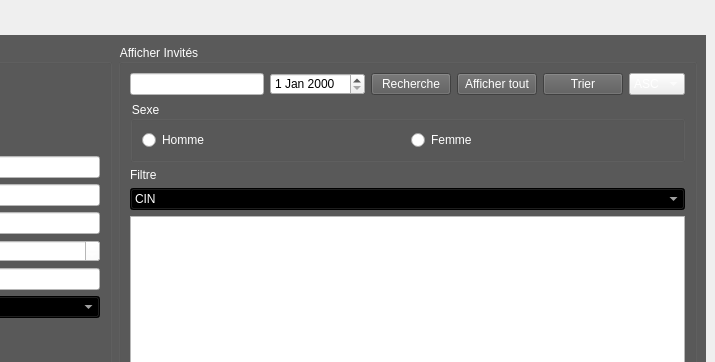
This is Dhia/mainwindow.ui in dhiaabdelli1/Wedding_planner_2A1 as Qt 5 draws it before an edit; both pictures show x 485 to 1200 and y 0 to 362 of the 1200 by 643 pixel window. The edited form follows.
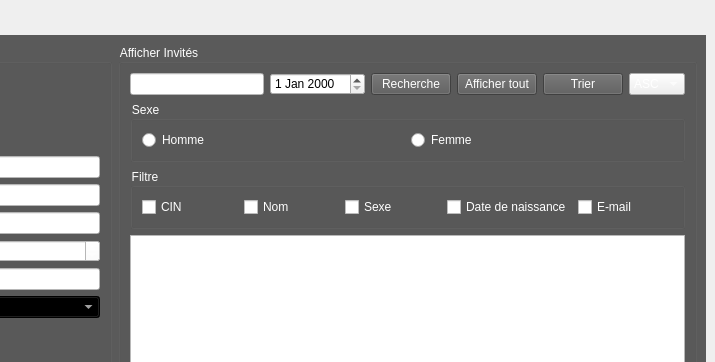
This is the edited form.

What changed in the file:
```diff
--- a/Dhia/mainwindow.ui
+++ b/Dhia/mainwindow.ui
@@ -500,45 +500,51 @@
                 </widget>
                </item>
                <item>
-                <widget class="QLabel" name="label">
-                 <property name="text">
+                <widget class="QGroupBox" name="groupBox_4">
+                 <property name="title">
                   <string>Filtre</string>
                  </property>
-                </widget>
-               </item>
+                 <layout class="QHBoxLayout" name="horizontalLayout_13">
                <item>
-                <widget class="QComboBox" name="comboBox">
-                 <property name="styleSheet">
-                  <string notr="true">QComboBox
-{
-background-color: rgb(0,0,0);
-}</string>
-                 </property>
+                   <layout class="QHBoxLayout" name="horizontalLayout_11">
                  <item>
+                     <widget class="QCheckBox" name="checkBox_cin">
                   <property name="text">
                    <string>CIN</string>
                   </property>
+                     </widget>
                  </item>
                  <item>
-                  <property name="text">
-                   <string>Sexe</string>
-                  </property>
-                 </item>
-                 <item>
-                  <property name="text">
-                   <string>Date Naissance</string>
-                  </property>
-                 </item>
-                 <item>
-                  <property name="text">
-                   <string>Combinaison</string>
-                  </property>
-                 </item>
-                 <item>
+                     <widget class="QCheckBox" name="checkBox_nom">
                   <property name="text">
                    <string>Nom</string>
                   </property>
-                 </item>
+                     </widget>
+                    </item>
+                    <item>
+                     <widget class="QCheckBox" name="checkBox_sexe">
+                      <property name="text">
+                       <string>Sexe</string>
+                      </property>
+                     </widget>
+                    </item>
+                    <item>
+                     <widget class="QCheckBox" name="checkBox_date">
+                      <property name="text">
+                       <string>Date de naissance</string>
+                      </property>
+                     </widget>
+                    </item>
+                    <item>
+                     <widget class="QCheckBox" name="checkBox_mail">
+                      <property name="text">
+                       <string>E-mail</string>
+                      </property>
+                     </widget>
+                    </item>
+                   </layout>
+                  </item>
+                 </layout>
                 </widget>
                </item>
                <item>
```
Lines whose indentation alone changed are shown as unchanged.
